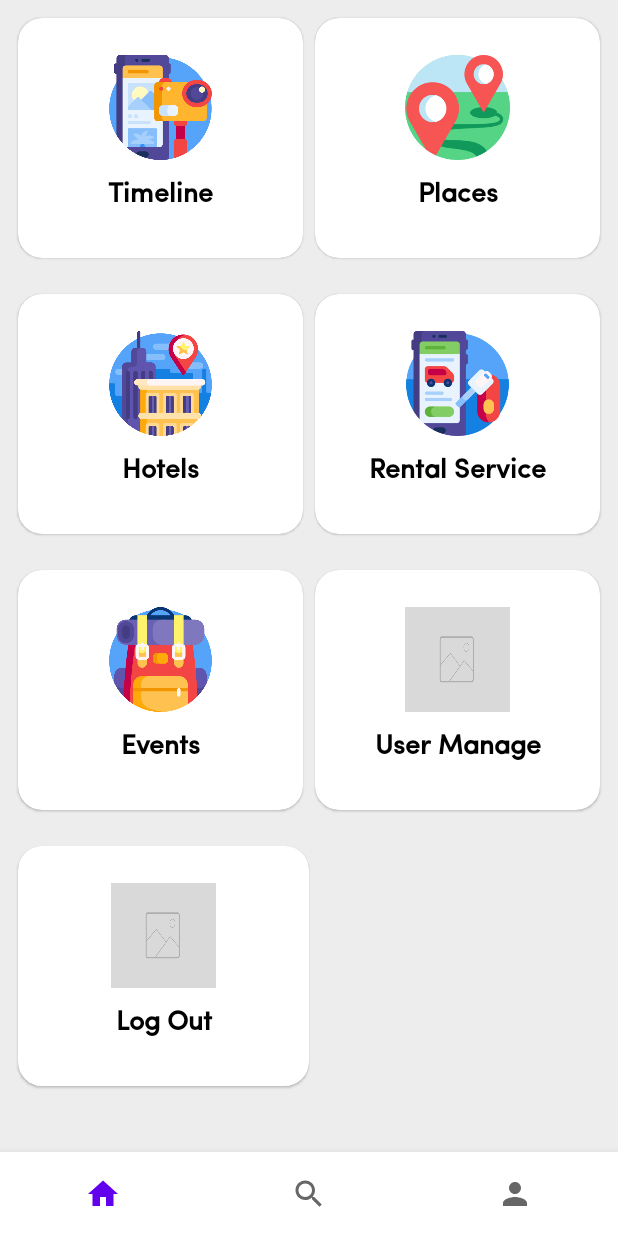
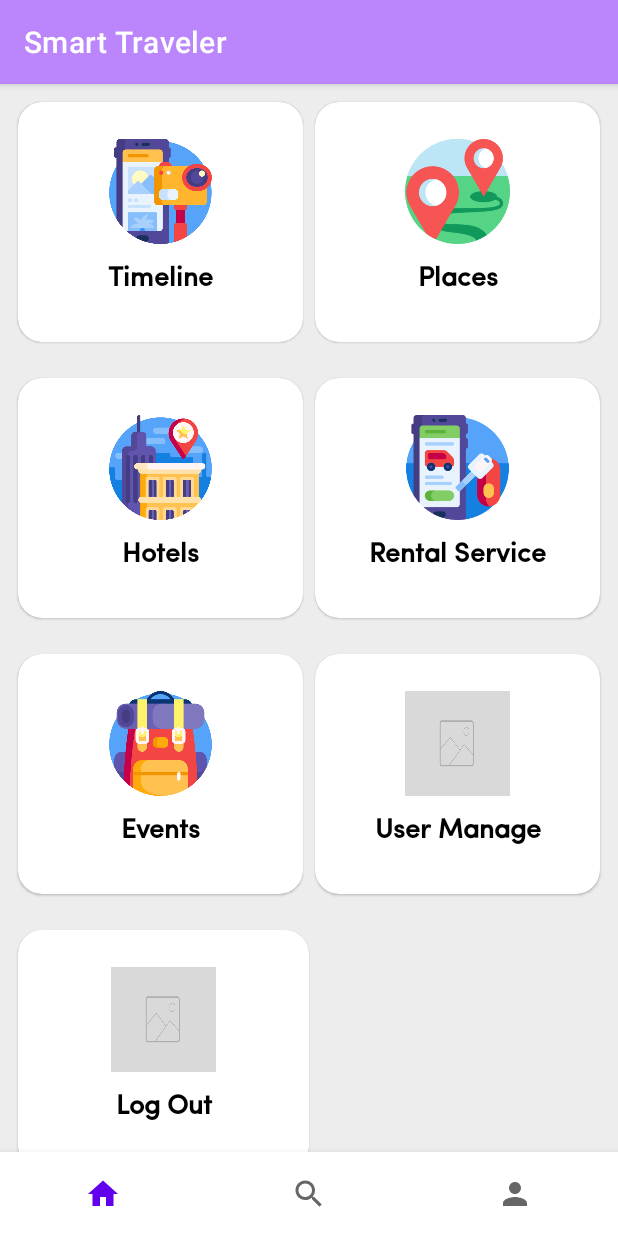
Before and after one commit to rahat14/SmartTraveller, an Android app: the screen it shows after launch once a user with an empty profile is signed in (MainActivity), on a phone screen of 412 x 824 dp. Run offline under Robolectric (Android 15) with nearby library versions, the phone set to English and light mode, and no system bars; our stand-ins replace Firebase (no records; nobody signed in at launch, a user with empty details on screens opened directly); libraries missing offline, so code that uses them is left out: com.pusher.client.

Commit message:
added some changes

```diff
--- a/app/src/main/res/layout/activity_location_details.xml
+++ b/app/src/main/res/layout/activity_location_details.xml
@@ -121,7 +121,6 @@
                         android:layout_width="match_parent"
                         android:layout_height="match_parent"
                         android:scaleType="centerCrop"
-                        android:src="@drawable/start_image_two"
                         app:shapeAppearanceOverlay="@style/ShapeAppearanceOverlay.App.CornerSize10Percent" />
 
                     <ImageView
--- a/app/src/main/res/layout/activity_main.xml
+++ b/app/src/main/res/layout/activity_main.xml
@@ -11,7 +11,8 @@
         android:layout_height="?actionBarSize"
         android:background="@color/purple_200"
         android:elevation="4dp"
-        android:visibility="gone"
+        android:visibility="visible"
+        app:title="@string/app_name"
         app:layout_constraintStart_toStartOf="parent"
         app:layout_constraintTop_toTopOf="parent"
         app:titleTextColor="@android:color/white" />
--- a/app/src/main/res/values/strings.xml
+++ b/app/src/main/res/values/strings.xml
@@ -1,5 +1,5 @@
 <resources>
-    <string name="app_name">Projects</string>
+    <string name="app_name">Smart Traveler</string>
     <!-- TODO: Remove or change this placeholder text -->
     <string name="hello_blank_fragment">Hello blank fragment</string>
 </resources>
```
Also changed, not shown: app/src/main/java/com/metacoder/transalvania/ui/LocationDetails.java (+43 -41 lines).
